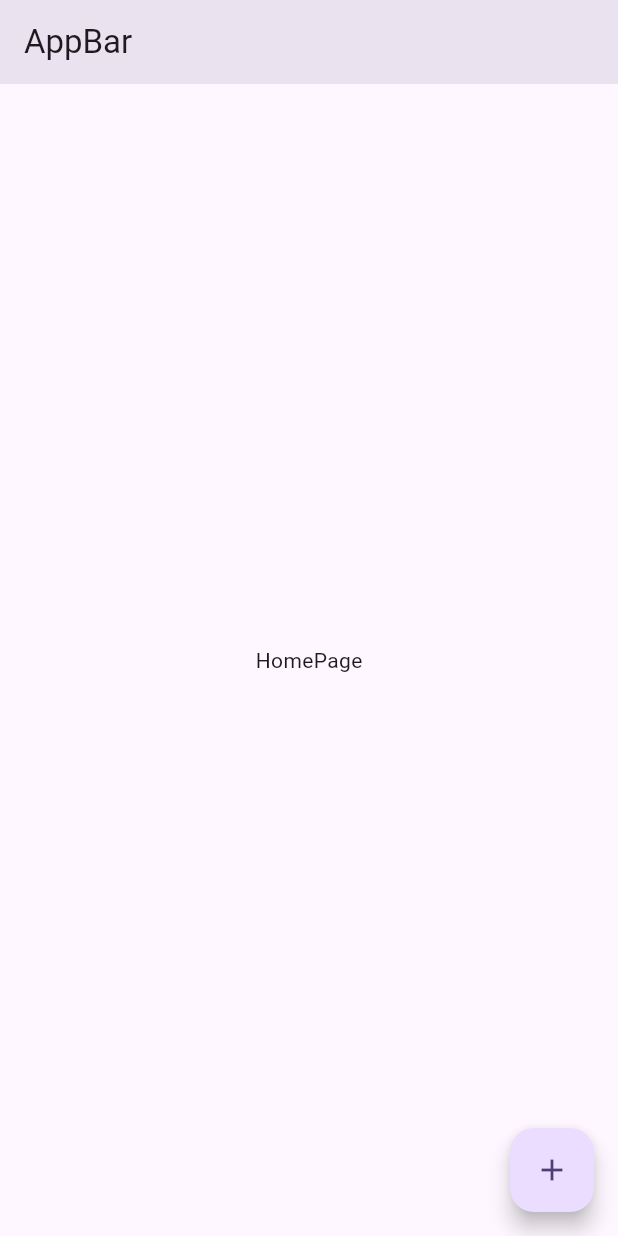
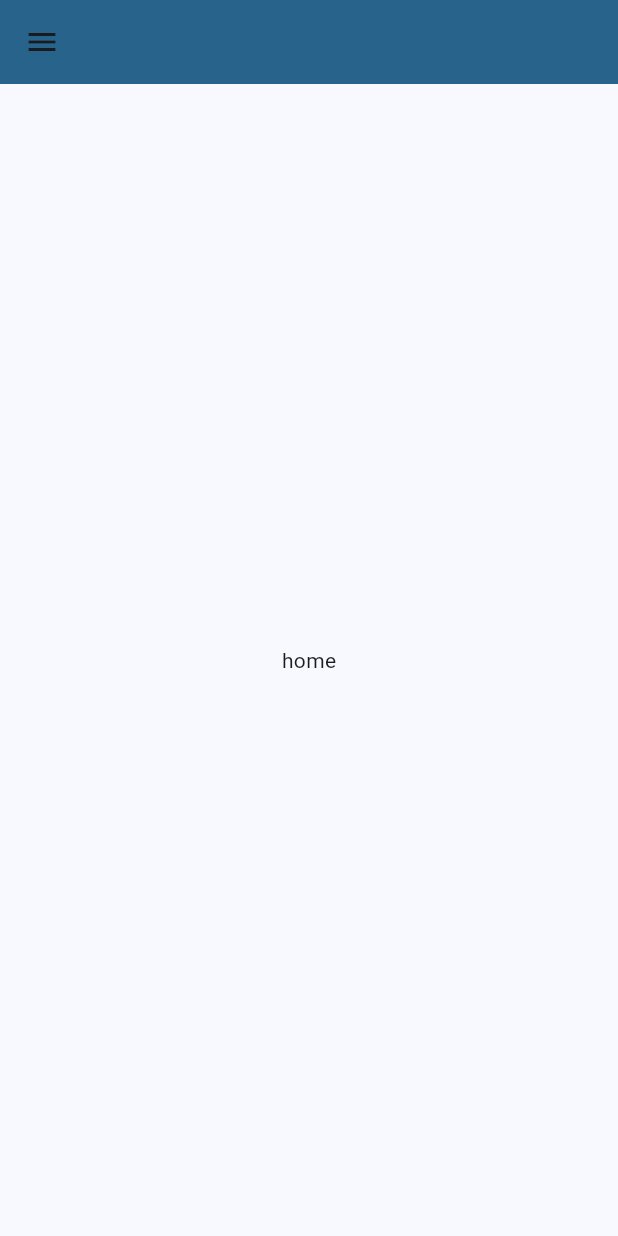
Before and after one commit to Ahmadajami/syria_meds, a Flutter app: the screen it shows after launch, on a phone screen of 412 x 824 dp. Run offline on Flutter 3.47's test engine with Material 3 defaults, Android fonts, the phone set to English and light mode, and no system bars; drawn by our look-alikes of flutter_zoom_drawer.

Commit message:
add Layout

```diff
--- /dev/null
+++ b/lib/core/routing/menu/menu_model.dart
@@ -0,0 +1,18 @@
+
+import 'package:flutter/material.dart';
+
+class MenuItems{
+  static const profile = MenuItem(name: "profile", icon: Icons.person);
+  static const home= MenuItem(name: "Home ", icon: Icons.home);
+  static const setting= MenuItem(name: "Setting", icon: Icons.settings);
+  static const info= MenuItem(name: "info", icon: Icons.info);
+  static const all = <MenuItem>[
+    home,profile,setting,info
+  ];
+}
+class MenuItem{
+  final String name;
+  final IconData icon;
+
+  const MenuItem({required this.name, required this.icon});
+}
--- /dev/null
+++ b/lib/core/routing/routes.dart
@@ -0,0 +1,41 @@
+import 'package:flutter/material.dart';
+import 'package:syria_meds/core/routing/menu/menu_model.dart';
+import 'package:syria_meds/features/auth/presentation/login.dart';
+import 'package:syria_meds/features/home/presentation/home.dart';
+import 'package:syria_meds/features/layout_screen.dart';
+import 'package:syria_meds/features/profile/profile_screen.dart';
+
+class RouteNames {
+  static const String loginScreen = 'loginScreen';
+  static const String layoutScreen= 'layoutScreen';
+  static const String homeScreen = 'homeScreen';
+  static const String profileScreen= "profileScreen";
+}
+class AppRoutes {
+  static Route<dynamic> generateRoute(RouteSettings settings) {
+    switch (settings.name) {
+      case RouteNames.loginScreen:
+        return MaterialPageRoute(builder: (_) => const LoginScreen());
+      case RouteNames.layoutScreen:
+        return MaterialPageRoute(builder: (_) => const LayoutScreen());
+      default:
+        return MaterialPageRoute(
+            builder: (_) => Scaffold(
+              body: Center(
+                  child: Text('No route defined for ${settings.name}')),
+            ));
+    }
+  }
+
+  static  Widget getScreen(MenuItem currentItem){
+    switch (currentItem){
+      case MenuItems.home:
+        return const Home();
+      case MenuItems.profile:
+        return const ProfileScreen();
+      default:
+        return const Home();
+
+    }
+  }
+}
--- /dev/null
+++ b/lib/features/home/presentation/home.dart
@@ -0,0 +1,13 @@
+import 'package:flutter/cupertino.dart';
+import 'package:flutter/material.dart';
+import 'package:flutter_zoom_drawer/flutter_zoom_drawer.dart';
+
+class Home extends StatelessWidget {
+  const Home({super.key});
+
+  @override
+  Widget build(BuildContext context) {
+    return  Center(child: Text("home"));
+
+  }
+}
--- /dev/null
+++ b/lib/features/layout_screen.dart
@@ -0,0 +1,80 @@
+import 'package:flutter/material.dart';
+import 'package:flutter_zoom_drawer/flutter_zoom_drawer.dart';
+import 'package:syria_meds/core/routing/menu/menu_model.dart';
+import 'package:syria_meds/core/routing/routes.dart';
+
+import 'package:syria_meds/features/auth/presentation/login.dart';
+import 'package:syria_meds/features/home/presentation/home.dart';
+
+class LayoutScreen extends StatefulWidget {
+  const LayoutScreen({super.key});
+
+  @override
+  State<LayoutScreen> createState() => _LayoutScreenState();
+}
+
+class _LayoutScreenState extends State<LayoutScreen> {
+  MenuItem currentItem=MenuItems.home;
+  final ZoomDrawerController z = ZoomDrawerController();
+  @override
+  Widget build(BuildContext context) {
+    return  ZoomDrawer(
+        angle: 0.0,
+        controller: z,
+        borderRadius: 40.0,
+        menuBackgroundColor: Theme.of(context).primaryColor,
+        menuScreen: MenuScreen(
+            currentItem:currentItem,
+            onSelectedItem:(item){
+              setState(() {
+                currentItem=item;
+              });
+            }
+        ),
+        mainScreen: Scaffold(
+          appBar: AppBar(
+            backgroundColor: Theme.of(context).primaryColor,
+            leading: IconButton(
+                onPressed: (){z.toggle!();},
+                icon: const Icon(Icons.menu)),),
+          body: AppRoutes.getScreen(currentItem),
+        ),
+        androidCloseOnBackTap: true,
+        mainScreenTapClose: true,
+      );
+  }
+}
+
+
+class MenuScreen extends StatelessWidget {
+  final MenuItem currentItem;
+  final ValueChanged<MenuItem> onSelectedItem;
+  const MenuScreen({super.key, required this.currentItem, required this.onSelectedItem});
+
+  Widget buildMenuItem(MenuItem item)=> ListTile(
+    selectedColor: Colors.white,
+    selectedTileColor: Colors.black26,
+    selected: item== currentItem,
+    minLeadingWidth: 20.0,
+    leading: Icon(item.icon,color: item == currentItem ? Colors.black : Colors.white,),
+    title: Text(item.name,style:  TextStyle(fontSize: 20.0,color: item == currentItem ? Colors.black: Colors.white),),
+    onTap: (){onSelectedItem(item);},
+  );
+
+  @override
+  Widget build(BuildContext context) {
+    return  Scaffold(
+      backgroundColor: Theme.of(context).primaryColor,
+      body:SafeArea(
+          child: Column(
+            crossAxisAlignment: CrossAxisAlignment.start,
+            children: [
+              const Spacer(),
+              ...MenuItems.all.map(buildMenuItem),
+              const Spacer(),
+
+            ],
+          )),
+    );
+  }
+}
--- a/lib/main.dart
+++ b/lib/main.dart
@@ -1,6 +1,8 @@
 import 'package:flutter/material.dart';
+import 'package:syria_meds/core/routing/routes.dart';
 
 void main() {
+  WidgetsFlutterBinding.ensureInitialized();
   runApp(const MyApp());
 }
 
@@ -13,28 +15,11 @@ class MyApp extends StatelessWidget {
       debugShowCheckedModeBanner: false,
       title: 'Flutter Demo',
       theme: ThemeData(
-        colorScheme: ColorScheme.fromSeed(seedColor: Colors.deepPurple),
+        colorScheme: ColorScheme.fromSeed(seedColor: Colors.lightBlue),
         useMaterial3: true,
       ),
-      home: const Home(),
+      onGenerateRoute: AppRoutes.generateRoute,
+      initialRoute: RouteNames.layoutScreen,
     );
   }
 }
-class Home extends StatelessWidget {
-  const Home({super.key});
-
-  @override
-  Widget build(BuildContext context) {
-    return  Scaffold(
-      appBar: AppBar(title: const Text("AppBar"),elevation: 10.0,),
-      floatingActionButton: SafeArea(
-        child: FloatingActionButton(onPressed: (){},
-          child:const Icon(Icons.add),
-        ),
-      ),
-      body:const Center(
-        child: Text("HomePage"),
-      ),
-    );
-  }
-}
--- a/pubspec.yaml
+++ b/pubspec.yaml
@@ -35,6 +35,7 @@ dependencies:
   # The following adds the Cupertino Icons font to your application.
   # Use with the CupertinoIcons class for iOS style icons.
   cupertino_icons: ^1.0.8
+  flutter_zoom_drawer: ^3.2.0
 
 dev_dependencies:
   flutter_test:
```
Also changed, not shown: lib/features/auth/presentation/login.dart (added, +19 -0 lines), lib/features/profile/profile_screen.dart (added, +10 -0 lines), pubspec.lock.
